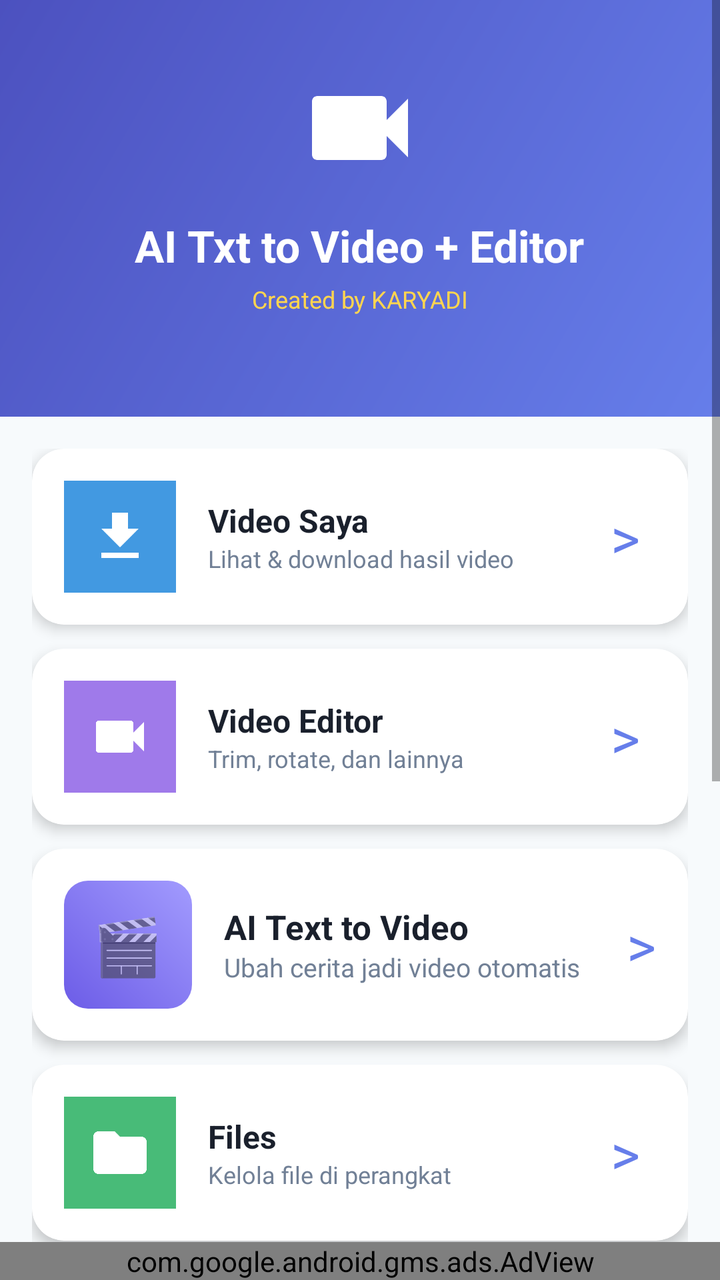
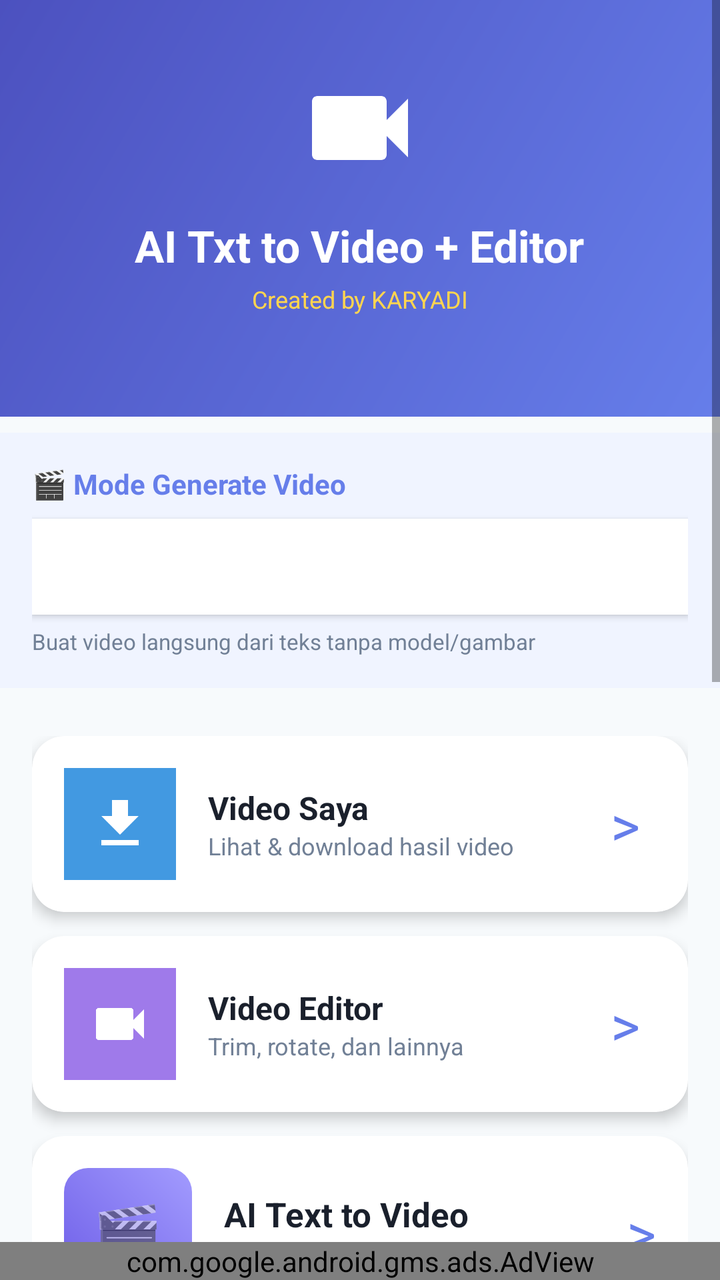

Before-and-after screenshots of an Android layout around one commit, followed by the original layout XML and the change that was made.
<!-- AndroidManifest.xml: application theme Theme.YadVideoEditor -->
<!-- res/layout/activity_main.xml -->
<?xml version="1.0" encoding="utf-8"?>
<RelativeLayout xmlns:android="http://schemas.android.com/apk/res/android"
    xmlns:app="http://schemas.android.com/apk/res-auto"
    xmlns:ads="http://schemas.android.com/apk/res-auto"
    android:layout_width="match_parent"
    android:layout_height="match_parent"
    android:background="@color/bg_light">

    
    <com.google.android.gms.ads.AdView
        android:id="@+id/bannerAd"
        android:layout_width="match_parent"
        android:layout_height="wrap_content"
        android:layout_alignParentBottom="true"
        android:layout_centerHorizontal="true"
        ads:adSize="BANNER"
        ads:adUnitId="ca-app-pub-2515513620924097/8492618510"/>

    <ScrollView
        android:layout_width="match_parent"
        android:layout_height="match_parent"
        android:layout_above="@id/bannerAd"
        android:fillViewport="true">

        <LinearLayout
            android:orientation="vertical"
            android:layout_width="match_parent"
            android:layout_height="wrap_content">

            
            <LinearLayout
                android:id="@+id/headerLayout"
                android:orientation="vertical"
                android:background="@drawable/header_gradient"
                android:padding="32dp"
                android:gravity="center"
                android:clickable="true"
                android:focusable="true"
                android:layout_width="match_parent"
                android:layout_height="wrap_content">

                <ImageView
                    android:src="@drawable/ic_video_editor"
                    android:layout_width="64dp"
                    android:layout_height="64dp"/>

                <TextView
                    android:id="@+id/tvAppTitle"
                    android:text="@string/app_name"
                    android:textColor="@color/text_white"
                    android:textSize="22sp"
                    android:textStyle="bold"
                    android:layout_marginTop="12dp"
                    android:gravity="center"
                    android:layout_width="wrap_content"
                    android:layout_height="wrap_content"/>

                <TextView
                    android:id="@+id/tvCredit"
                    android:text="Created by KARYADI"
                    android:textColor="#FFD54F"
                    android:textSize="12sp"
                    android:layout_marginTop="4dp"
                    android:layout_width="wrap_content"
                    android:layout_height="wrap_content"/>

                <TextView
                    android:id="@+id/tvStatus"
                    android:text=""
                    android:textColor="#FFFFFF"
                    android:textSize="11sp"
                    android:layout_marginTop="4dp"
                    android:layout_width="wrap_content"
                    android:layout_height="wrap_content"/>

                <TextView
                    android:id="@+id/tvBanner"
                    android:text=""
                    android:textColor="#FFFFFF"
                    android:textSize="12sp"
                    android:padding="8dp"
                    android:background="#33FFFFFF"
                    android:visibility="gone"
                    android:layout_marginTop="8dp"
                    android:layout_width="match_parent"
                    android:layout_height="wrap_content"/>
            </LinearLayout>

            <LinearLayout
                android:orientation="vertical"
                android:padding="16dp"
                android:layout_width="match_parent"
                android:layout_height="wrap_content">

                
                <androidx.cardview.widget.CardView
                    android:id="@+id/cardVideoList"
                    android:layout_marginBottom="12dp"
                    android:layout_width="match_parent"
                    android:layout_height="wrap_content"
                    android:clickable="true"
                    android:focusable="true"
                    app:cardCornerRadius="16dp"
                    app:cardElevation="4dp">
                    <LinearLayout
                        android:orientation="horizontal"
                        android:padding="16dp"
                        android:gravity="center_vertical"
                        android:layout_width="match_parent"
                        android:layout_height="wrap_content">
                        <ImageView
                            android:src="@drawable/ic_download"
                            android:background="@color/btn_blue"
                            android:padding="12dp"
                            android:layout_width="56dp"
                            android:layout_height="56dp"/>
                        <LinearLayout
                            android:orientation="vertical"
                            android:layout_weight="1"
                            android:layout_marginStart="16dp"
                            android:layout_width="0dp"
                            android:layout_height="wrap_content">
                            <TextView
                                android:text="Video Saya"
                                android:textSize="16sp"
                                android:textStyle="bold"
                                android:textColor="@color/text_primary"
                                android:layout_width="match_parent"
                                android:layout_height="wrap_content"/>
                            <TextView
                                android:text="Lihat &amp; download hasil video"
                                android:textSize="12sp"
                                android:textColor="@color/text_secondary"
                                android:layout_width="match_parent"
                                android:layout_height="wrap_content"/>
                        </LinearLayout>
                        <TextView
                            android:text="&gt;"
                            android:textSize="28sp"
                            android:textColor="@color/primary"
                            android:padding="8dp"
                            android:layout_width="wrap_content"
                            android:layout_height="wrap_content"/>
                    </LinearLayout>
                </androidx.cardview.widget.CardView>

                
                <androidx.cardview.widget.CardView
                    android:id="@+id/cardEditor"
                    android:layout_marginBottom="12dp"
                    android:layout_width="match_parent"
                    android:layout_height="wrap_content"
                    android:clickable="true"
                    android:focusable="true"
                    app:cardCornerRadius="16dp"
                    app:cardElevation="4dp">
                    <LinearLayout
                        android:orientation="horizontal"
                        android:padding="16dp"
                        android:gravity="center_vertical"
                        android:layout_width="match_parent"
                        android:layout_height="wrap_content">
                        <ImageView
                            android:src="@drawable/ic_video_editor"
                            android:background="@color/btn_purple"
                            android:padding="12dp"
                            android:layout_width="56dp"
                            android:layout_height="56dp"/>
                        <LinearLayout
                            android:orientation="vertical"
                            android:layout_weight="1"
                            android:layout_marginStart="16dp"
                            android:layout_width="0dp"
                            android:layout_height="wrap_content">
                            <TextView
                                android:text="Video Editor"
                                android:textSize="16sp"
                                android:textStyle="bold"
                                android:textColor="@color/text_primary"
                                android:layout_width="match_parent"
                                android:layout_height="wrap_content"/>
                            <TextView
                                android:text="Trim, rotate, dan lainnya"
                                android:textSize="12sp"
                                android:textColor="@color/text_secondary"
                                android:layout_width="match_parent"
                                android:layout_height="wrap_content"/>
                        </LinearLayout>
                        <TextView
                            android:text="&gt;"
                            android:textSize="28sp"
                            android:textColor="@color/primary"
                            android:padding="8dp"
                            android:layout_width="wrap_content"
                            android:layout_height="wrap_content"/>
                    </LinearLayout>
                </androidx.cardview.widget.CardView>

                
                <androidx.cardview.widget.CardView
                    android:id="@+id/cardAiVideo"
                    android:layout_marginBottom="12dp"
                    android:layout_width="match_parent"
                    android:layout_height="wrap_content"
                    android:clickable="true"
                    android:focusable="true"
                    app:cardCornerRadius="16dp"
                    app:cardElevation="4dp">
                    <LinearLayout
                        android:orientation="horizontal"
                        android:padding="16dp"
                        android:gravity="center_vertical"
                        android:layout_width="match_parent"
                        android:layout_height="wrap_content">
                        <LinearLayout
                            android:orientation="vertical"
                            android:gravity="center"
                            android:background="@drawable/bg_ai_gradient"
                            android:layout_width="64dp"
                            android:layout_height="64dp">
                            <TextView
                                android:text="🎬"
                                android:textSize="28sp"
                                android:layout_width="wrap_content"
                                android:layout_height="wrap_content"/>
                        </LinearLayout>
                        <LinearLayout
                            android:orientation="vertical"
                            android:layout_marginStart="16dp"
                            android:layout_weight="1"
                            android:layout_width="0dp"
                            android:layout_height="wrap_content">
                            <TextView
                                android:text="AI Text to Video"
                                android:textSize="17sp"
                                android:textStyle="bold"
                                android:textColor="@color/text_primary"
                                android:layout_width="wrap_content"
                                android:layout_height="wrap_content"/>
                            <TextView
                                android:text="Ubah cerita jadi video otomatis"
                                android:textSize="13sp"
                                android:textColor="@color/text_secondary"
                                android:layout_width="wrap_content"
                                android:layout_height="wrap_content"/>
                        </LinearLayout>
                        <TextView
                            android:text="&gt;"
                            android:textSize="28sp"
                            android:textColor="@color/primary"
                            android:layout_width="wrap_content"
                            android:layout_height="wrap_content"/>
                    </LinearLayout>
                </androidx.cardview.widget.CardView>

                
                <androidx.cardview.widget.CardView
                    android:id="@+id/cardFiles"
                    android:layout_marginBottom="12dp"
                    android:layout_width="match_parent"
                    android:layout_height="wrap_content"
                    android:clickable="true"
                    android:focusable="true"
                    app:cardCornerRadius="16dp"
                    app:cardElevation="4dp">
                    <LinearLayout
                        android:orientation="horizontal"
                        android:padding="16dp"
                        android:gravity="center_vertical"
                        android:layout_width="match_parent"
                        android:layout_height="wrap_content">
                        <ImageView
                            android:src="@drawable/ic_files"
                            android:background="@color/btn_green"
                            android:padding="12dp"
                            android:layout_width="56dp"
                            android:layout_height="56dp"/>
                        <LinearLayout
                            android:orientation="vertical"
                            android:layout_weight="1"
                            android:layout_marginStart="16dp"
                            android:layout_width="0dp"
                            android:layout_height="wrap_content">
                            <TextView
                                android:text="Files"
                                android:textSize="16sp"
                                android:textStyle="bold"
                                android:textColor="@color/text_primary"
                                android:layout_width="match_parent"
                                android:layout_height="wrap_content"/>
                            <TextView
                                android:text="Kelola file di perangkat"
                                android:textSize="12sp"
                                android:textColor="@color/text_secondary"
                                android:layout_width="match_parent"
                                android:layout_height="wrap_content"/>
                        </LinearLayout>
                        <TextView
                            android:text="&gt;"
                            android:textSize="28sp"
                            android:textColor="@color/primary"
                            android:padding="8dp"
                            android:layout_width="wrap_content"
                            android:layout_height="wrap_content"/>
                    </LinearLayout>
                </androidx.cardview.widget.CardView>

                
                <androidx.cardview.widget.CardView
                    android:id="@+id/cardInstructions"
                    android:layout_marginBottom="12dp"
                    android:layout_width="match_parent"
                    android:layout_height="wrap_content"
                    android:clickable="true"
                    android:focusable="true"
                    app:cardCornerRadius="16dp"
                    app:cardElevation="4dp">
                    <LinearLayout
                        android:orientation="horizontal"
                        android:padding="16dp"
                        android:gravity="center_vertical"
                        android:layout_width="match_parent"
                        android:layout_height="wrap_content">
                        <ImageView
                            android:src="@drawable/ic_instructions"
                            android:background="@color/btn_orange"
                            android:padding="12dp"
                            android:layout_width="56dp"
                            android:layout_height="56dp"/>
                        <LinearLayout
                            android:orientation="vertical"
                            android:layout_weight="1"
                            android:layout_marginStart="16dp"
                            android:layout_width="0dp"
                            android:layout_height="wrap_content">
                            <TextView
                                android:text="Petunjuk"
                                android:textSize="16sp"
                                android:textStyle="bold"
                                android:textColor="@color/text_primary"
                                android:layout_width="match_parent"
                                android:layout_height="wrap_content"/>
                            <TextView
                                android:text="Cara pakai aplikasi"
                                android:textSize="12sp"
                                android:textColor="@color/text_secondary"
                                android:layout_width="match_parent"
                                android:layout_height="wrap_content"/>
                        </LinearLayout>
                        <TextView
                            android:text="&gt;"
                            android:textSize="28sp"
                            android:textColor="@color/primary"
                            android:padding="8dp"
                            android:layout_width="wrap_content"
                            android:layout_height="wrap_content"/>
                    </LinearLayout>
                </androidx.cardview.widget.CardView>

                
                <androidx.cardview.widget.CardView
                    android:id="@+id/cardCredit"
                    android:layout_marginBottom="12dp"
                    android:layout_width="match_parent"
                    android:layout_height="wrap_content"
                    android:clickable="true"
                    android:focusable="true"
                    app:cardCornerRadius="16dp"
                    app:cardElevation="4dp">
                    <LinearLayout
                        android:orientation="horizontal"
                        android:padding="16dp"
                        android:gravity="center_vertical"
                        android:layout_width="match_parent"
                        android:layout_height="wrap_content">
                        <ImageView
                            android:src="@drawable/ic_credit"
                            android:background="@color/btn_pink"
                            android:padding="12dp"
                            android:layout_width="56dp"
                            android:layout_height="56dp"/>
                        <LinearLayout
                            android:orientation="vertical"
                            android:layout_weight="1"
                            android:layout_marginStart="16dp"
                            android:layout_width="0dp"
                            android:layout_height="wrap_content">
                            <TextView
                                android:text="Credit"
                                android:textSize="16sp"
                                android:textStyle="bold"
                                android:textColor="@color/text_primary"
                                android:layout_width="match_parent"
                                android:layout_height="wrap_content"/>
                            <TextView
                                android:text="Info pembuat aplikasi"
                                android:textSize="12sp"
                                android:textColor="@color/text_secondary"
                                android:layout_width="match_parent"
                                android:layout_height="wrap_content"/>
                        </LinearLayout>
                        <TextView
                            android:text="&gt;"
                            android:textSize="28sp"
                            android:textColor="@color/primary"
                            android:padding="8dp"
                            android:layout_width="wrap_content"
                            android:layout_height="wrap_content"/>
                    </LinearLayout>
                </androidx.cardview.widget.CardView>

                
                <androidx.cardview.widget.CardView
                    android:id="@+id/cardStatistics"
                    android:layout_marginBottom="12dp"
                    android:layout_width="match_parent"
                    android:layout_height="wrap_content"
                    android:clickable="true"
                    android:focusable="true"
                    app:cardCornerRadius="16dp"
                    app:cardElevation="4dp">
                    <LinearLayout
                        android:orientation="horizontal"
                        android:padding="16dp"
                        android:gravity="center_vertical"
                        android:layout_width="match_parent"
                        android:layout_height="wrap_content">
                        <ImageView
                            android:src="@drawable/ic_stats"
                            android:background="@color/btn_teal"
                            android:padding="12dp"
                            android:layout_width="56dp"
                            android:layout_height="56dp"/>
                        <LinearLayout
                            android:orientation="vertical"
                            android:layout_weight="1"
                            android:layout_marginStart="16dp"
                            android:layout_width="0dp"
                            android:layout_height="wrap_content">
                            <TextView
                                android:text="Statistik"
                                android:textSize="16sp"
                                android:textStyle="bold"
                                android:textColor="@color/text_primary"
                                android:layout_width="match_parent"
                                android:layout_height="wrap_content"/>
                            <TextView
                                android:text="Data penggunaan aplikasi"
                                android:textSize="12sp"
                                android:textColor="@color/text_secondary"
                                android:layout_width="match_parent"
                                android:layout_height="wrap_content"/>
                        </LinearLayout>
                        <TextView
                            android:text="&gt;"
                            android:textSize="28sp"
                            android:textColor="@color/primary"
                            android:padding="8dp"
                            android:layout_width="wrap_content"
                            android:layout_height="wrap_content"/>
                    </LinearLayout>
                </androidx.cardview.widget.CardView>

                <TextView
                    android:text="Created by KARYADI, Coding by KARYADI"
                    android:textSize="11sp"
                    android:textColor="@color/text_hint"
                    android:gravity="center"
                    android:paddingTop="16dp"
                    android:paddingBottom="8dp"
                    android:layout_width="match_parent"
                    android:layout_height="wrap_content"/>
            </LinearLayout>
        </LinearLayout>
    </ScrollView>
</RelativeLayout>
<!-- resources referenced by this layout -->
<resources>
  <color name="bg_light">#F7FAFC</color>
  <color name="btn_blue">#4299E1</color>
  <color name="btn_green">#48BB78</color>
  <color name="btn_orange">#ED8936</color>
  <color name="btn_pink">#ED64A6</color>
  <color name="btn_purple">#9F7AEA</color>
  <color name="btn_teal">#38B2AC</color>
  <color name="primary">#667EEA</color>
  <color name="text_hint">#A0AEC0</color>
  <color name="text_primary">#1A202C</color>
  <color name="text_secondary">#718096</color>
  <color name="text_white">#FFFFFF</color>
  <!-- drawable bg_ai_gradient (drawable) -->
  <?xml version="1.0" encoding="utf-8"?>
  <shape xmlns:android="http://schemas.android.com/apk/res/android"
      android:shape="rectangle">
      <gradient
          android:startColor="#6C5CE7"
          android:endColor="#A29BFE"
          android:angle="45"/>
      <corners android:radius="12dp"/>
  </shape>
  <!-- drawable header_gradient (drawable) -->
  <?xml version="1.0" encoding="utf-8"?>
  <shape xmlns:android="http://schemas.android.com/apk/res/android"
      android:shape="rectangle">
      <gradient
          android:startColor="@color/primary"
          android:endColor="@color/primary_dark"
          android:angle="135"/>
  </shape>
  <!-- drawable ic_credit (drawable) -->
  <?xml version="1.0" encoding="utf-8"?>
  <vector xmlns:android="http://schemas.android.com/apk/res/android"
      android:width="24dp" android:height="24dp"
      android:viewportWidth="24" android:viewportHeight="24"
      android:tint="@color/text_white">
      <path android:fillColor="@android:color/white"
          android:pathData="M12,17.27L18.18,21l-1.64,-7.03L22,9.24l-7.19,-0.61L12,2 9.19,8.63 2,9.24l5.46,4.73L5.82,21z"/>
  </vector>
  <!-- drawable ic_download (drawable) -->
  <?xml version="1.0" encoding="utf-8"?>
  <vector xmlns:android="http://schemas.android.com/apk/res/android"
      android:width="24dp" android:height="24dp"
      android:viewportWidth="24" android:viewportHeight="24"
      android:tint="@color/text_white">
      <path android:fillColor="@android:color/white"
          android:pathData="M19,9h-4V3H9v6H5l7,7 7,-7zM5,18v2h14v-2H5z"/>
  </vector>
  <!-- drawable ic_files (drawable) -->
  <?xml version="1.0" encoding="utf-8"?>
  <vector xmlns:android="http://schemas.android.com/apk/res/android"
      android:width="24dp" android:height="24dp"
      android:viewportWidth="24" android:viewportHeight="24"
      android:tint="@color/text_white">
      <path android:fillColor="@android:color/white"
          android:pathData="M10,4H4c-1.1,0 -1.99,0.9 -1.99,2L2,18c0,1.1 0.9,2 2,2h16c1.1,0 2,-0.9 2,-2V8c0,-1.1 -0.9,-2 -2,-2h-8l-2,-2z"/>
  </vector>
  <!-- drawable ic_instructions (drawable) -->
  <?xml version="1.0" encoding="utf-8"?>
  <vector xmlns:android="http://schemas.android.com/apk/res/android"
      android:width="24dp" android:height="24dp"
      android:viewportWidth="24" android:viewportHeight="24"
      android:tint="@color/text_white">
      <path android:fillColor="@android:color/white"
          android:pathData="M12,2C6.48,2 2,6.48 2,12s4.48,10 10,10 10,-4.48 10,-10S17.52,2 12,2zM13,17h-2v-2h2v2zM13,13h-2V7h2v6z"/>
  </vector>
  <!-- drawable ic_stats (drawable) -->
  <?xml version="1.0" encoding="utf-8"?>
  <vector xmlns:android="http://schemas.android.com/apk/res/android"
      android:width="24dp" android:height="24dp"
      android:viewportWidth="24" android:viewportHeight="24"
      android:tint="@color/text_white">
      <path android:fillColor="@android:color/white"
          android:pathData="M5,9.2h3V19H5zM10.6,5h2.8v14h-2.8zM16.2,13H19v6h-2.8z"/>
  </vector>
  <string name="app_name">AI Txt to Video + Editor</string>
  <color name="primary_dark">#4C51BF</color>
  <color name="accent">#F093FB</color>
  <!-- unchanged entries left out for length: 2 -->
</resources>

<!-- the commit's change to res/layout/activity_main.xml (unified diff, before → after) -->
@@ -85,6 +85,48 @@
                     android:layout_width="match_parent"
                     android:layout_height="wrap_content"/>
             </LinearLayout>
+            
+            
+            
+            <LinearLayout
+                android:orientation="vertical"
+                android:padding="16dp"
+                android:background="#F0F4FF"
+                android:layout_marginTop="8dp"
+                android:layout_marginBottom="8dp"
+                android:layout_width="match_parent"
+                android:layout_height="wrap_content">
+
+                <TextView
+                    android:text="🎬 Mode Generate Video"
+                    android:textSize="14sp"
+                    android:textStyle="bold"
+                    android:textColor="@color/primary"
+                    android:layout_marginBottom="8dp"
+                    android:layout_width="match_parent"
+                    android:layout_height="wrap_content"/>
+
+                <Spinner
+                    android:id="@+id/spinnerGenerationMode"
+                    android:layout_width="match_parent"
+                    android:layout_height="48dp"
+                    android:background="#FFFFFF"
+                    android:paddingStart="12dp"
+                    android:paddingEnd="12dp"
+                    android:elevation="2dp"/>
+
+                <TextView
+                    android:id="@+id/tvModeDescription"
+                    android:text="Buat video langsung dari teks tanpa model/gambar"
+                    android:textSize="11sp"
+                    android:textColor="@color/text_secondary"
+                    android:layout_marginTop="6dp"
+                    android:layout_width="match_parent"
+                    android:layout_height="wrap_content"/>
+
+            </LinearLayout>
+
+
 
             <LinearLayout
                 android:orientation="vertical"
